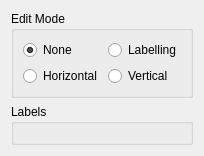
Above: qt/QLabellingWidget.ui from oliviertournaire/QLabelling before the change. Below: the same form after it.
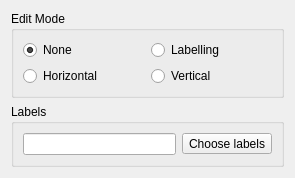
That is the form after the change. Icons and pictures are not drawn.

The edit to the form file:
```diff
--- a/qt/QLabellingWidget.ui
+++ b/qt/QLabellingWidget.ui
@@ -6,8 +6,8 @@
    <rect>
     <x>0</x>
     <y>0</y>
-    <width>183</width>
-    <height>136</height>
+    <width>295</width>
+    <height>164</height>
    </rect>
   </property>
   <property name="windowTitle">
@@ -74,7 +74,25 @@
      <property name="title">
       <string>Labels</string>
      </property>
-     <layout class="QHBoxLayout" name="horizontalLayout_2">
+     <layout class="QVBoxLayout" name="verticalLayout_2">
+      <item>
+       <layout class="QHBoxLayout" name="horizontalLayout_2">
+        <item>
+         <widget class="QLineEdit" name="_lineEditLabelsPath">
+          <property name="readOnly">
+           <bool>true</bool>
+          </property>
+         </widget>
+        </item>
+        <item>
+         <widget class="QToolButton" name="_toolButtonChooseLabelsPath">
+          <property name="text">
+           <string>Choose labels</string>
+          </property>
+         </widget>
+        </item>
+       </layout>
+      </item>
       <item>
        <layout class="QGridLayout" name="_gridLayoutLabels"/>
       </item>
```
